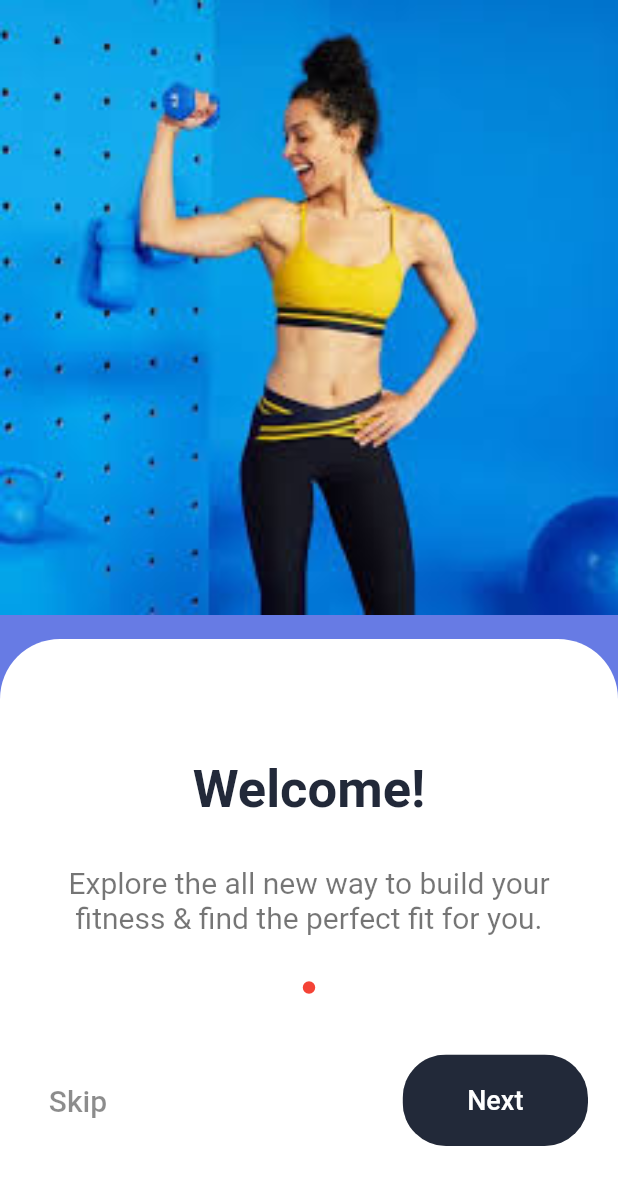
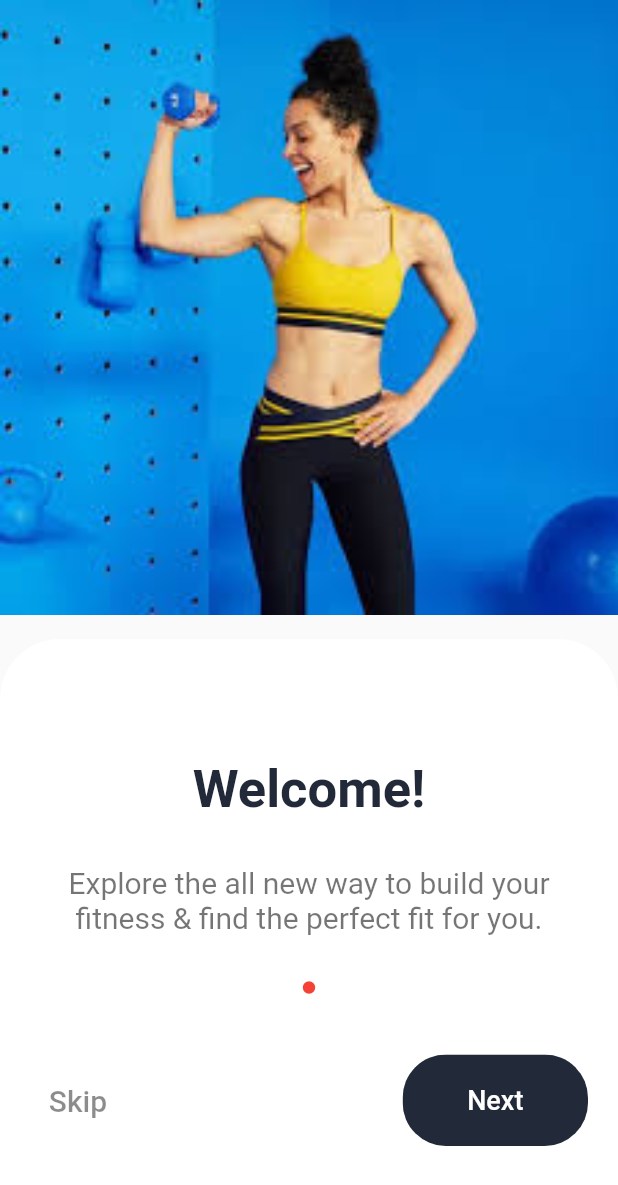
Before and after one commit to od41/flutter_g8, a Flutter app: the screen it shows after launch, on a phone screen of 412 x 824 dp. Shown: the top 1185 px of the screen. Run offline on Flutter 3.47's test engine with Material 2 defaults, Android fonts, the phone set to English and light mode, and no system bars.

Commit message:
removed color

```diff
--- a/lib/components/background.dart
+++ b/lib/components/background.dart
@@ -13,7 +13,7 @@ class Background extends StatelessWidget {
       height: size.height,
       width: double.infinity,
       decoration: BoxDecoration(
-          color: gPrimaryColor1,
+          // color: gPrimaryColor1,
           image: DecorationImage(
               image: AssetImage(
                 "assets/images/fitness.jpg",
@@ -22,7 +22,6 @@ class Background extends StatelessWidget {
               alignment: Alignment.topLeft)),
       child: Stack(
         alignment: Alignment.center,
-
         children: <Widget>[
           child,
         ],
--- a/lib/my_app.dart
+++ b/lib/my_app.dart
@@ -8,7 +8,8 @@ class MyApp extends StatelessWidget {
   @override
   Widget build(BuildContext context) {
     return MaterialApp(
-      title: 'BeFit',
+      debugShowCheckedModeBanner: false,
+      // title: 'BeFit',
       theme: ThemeData(
           // primarySwatch: Colors.green,
           ),
```
